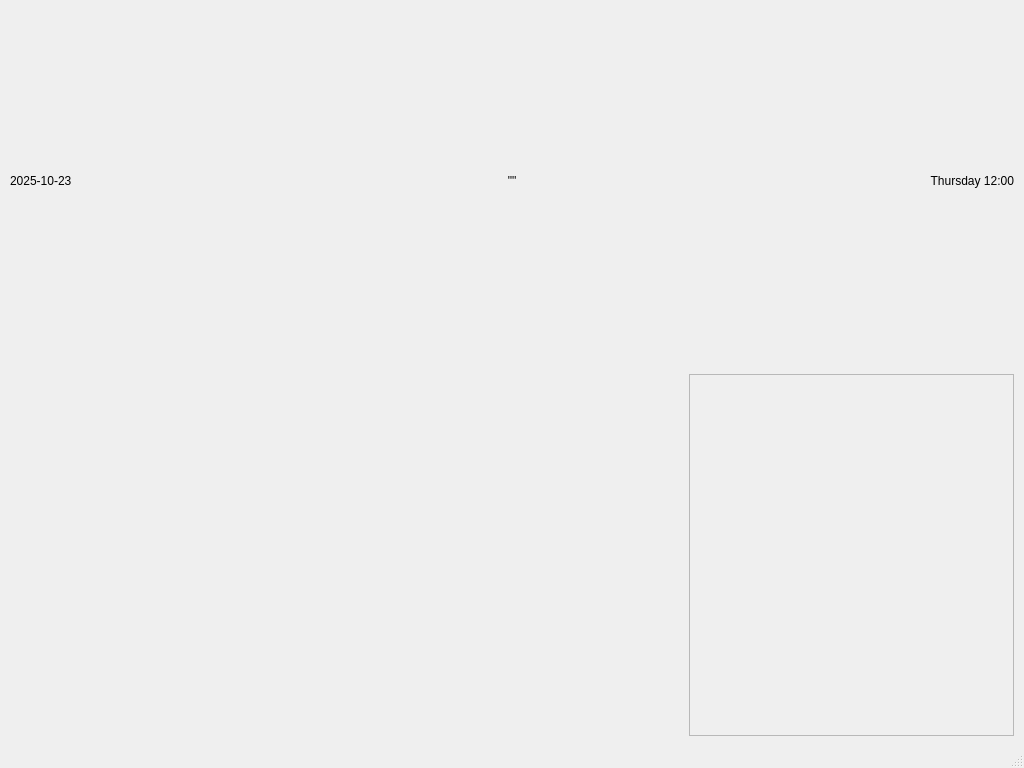
Above: Project/ui/main_window.ui from Selvam-T/POS before the change. Below: the same form after it.
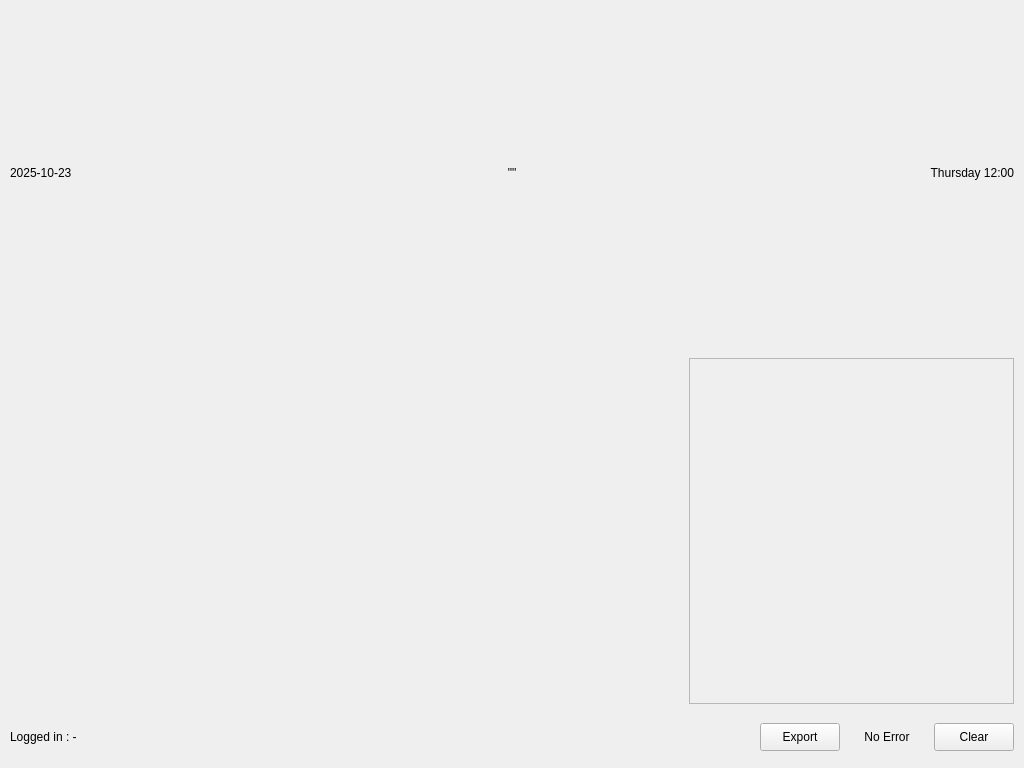
That is the form after the change.

Commit message: main window status footer feature added. Indicate if error.log has entries

The edit to the form file:
```diff
--- a/Project/ui/main_window.ui
+++ b/Project/ui/main_window.ui
@@ -96,9 +96,145 @@
       </item>
      </layout>
     </item>
+    <item>
+     <widget class="QFrame" name="mainStatusFooter">
+      <property name="minimumSize">
+       <size>
+        <width>0</width>
+        <height>34</height>
+       </size>
+      </property>
+      <property name="maximumSize">
+       <size>
+        <width>16777215</width>
+        <height>42</height>
+       </size>
+      </property>
+      <property name="frameShape">
+       <enum>QFrame::NoFrame</enum>
+      </property>
+      <property name="frameShadow">
+       <enum>QFrame::Plain</enum>
+      </property>
+      <layout class="QHBoxLayout" name="mainStatusFooterLayout">
+       <property name="spacing">
+        <number>10</number>
+       </property>
+       <property name="leftMargin">
+        <number>0</number>
+       </property>
+       <property name="topMargin">
+        <number>0</number>
+       </property>
+       <property name="rightMargin">
+        <number>0</number>
+       </property>
+       <property name="bottomMargin">
+        <number>0</number>
+       </property>
+       <item>
+        <widget class="QLabel" name="loggedInUserLabel">
+         <property name="minimumSize">
+          <size>
+           <width>260</width>
+           <height>0</height>
+          </size>
+         </property>
+         <property name="text">
+          <string>Logged in : -</string>
+         </property>
+         <property name="alignment">
+          <set>Qt::AlignLeading|Qt::AlignLeft|Qt::AlignVCenter</set>
+         </property>
+        </widget>
+       </item>
+       <item>
+        <widget class="QStatusBar" name="statusbar">
+         <property name="sizeGripEnabled">
+          <bool>false</bool>
+         </property>
+        </widget>
+       </item>
+       <item>
+        <widget class="QFrame" name="errorLogFrame">
+         <property name="minimumSize">
+          <size>
+           <width>240</width>
+           <height>0</height>
+          </size>
+         </property>
+         <property name="frameShape">
+          <enum>QFrame::NoFrame</enum>
+         </property>
+         <property name="frameShadow">
+          <enum>QFrame::Plain</enum>
+         </property>
+         <layout class="QHBoxLayout" name="errorLogFrameLayout">
+          <property name="spacing">
+           <number>0</number>
+          </property>
+          <property name="leftMargin">
+           <number>0</number>
+          </property>
+          <property name="topMargin">
+           <number>0</number>
+          </property>
+          <property name="rightMargin">
+           <number>0</number>
+          </property>
+          <property name="bottomMargin">
+           <number>0</number>
+          </property>
+          <item>
+           <widget class="QPushButton" name="exportErrorLogBtn">
+            <property name="minimumSize">
+             <size>
+              <width>72</width>
+              <height>28</height>
+             </size>
+            </property>
+            <property name="text">
+             <string>Export</string>
+            </property>
+           </widget>
+          </item>
+          <item>
+           <widget class="QLabel" name="errorLogStatusLabel">
+            <property name="minimumSize">
+             <size>
+              <width>94</width>
+              <height>0</height>
+             </size>
+            </property>
+            <property name="text">
+             <string>No Error</string>
+            </property>
+            <property name="alignment">
+             <set>Qt::AlignCenter</set>
+            </property>
+           </widget>
+          </item>
+          <item>
+           <widget class="QPushButton" name="clearErrorLogBtn">
+            <property name="minimumSize">
+             <size>
+              <width>72</width>
+              <height>28</height>
+             </size>
+            </property>
+            <property name="text">
+             <string>Clear</string>
+            </property>
+           </widget>
+          </item>
+         </layout>
+        </widget>
+       </item>
+      </layout>
+     </widget>
+    </item>
    </layout>
   </widget>
-  <widget class="QStatusBar" name="statusbar"/>
  </widget>
  <resources/>
  <connections/>
```
The commit also changes 11 other files.
